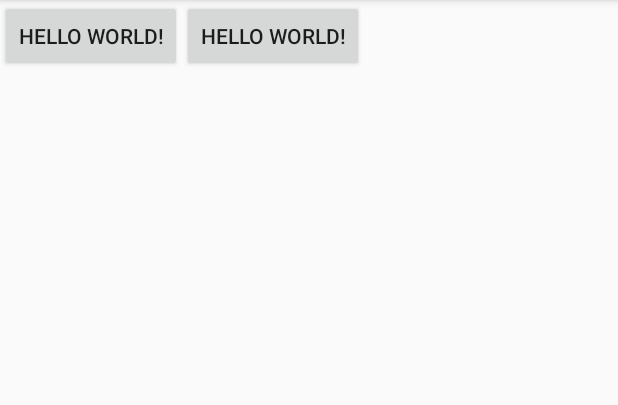
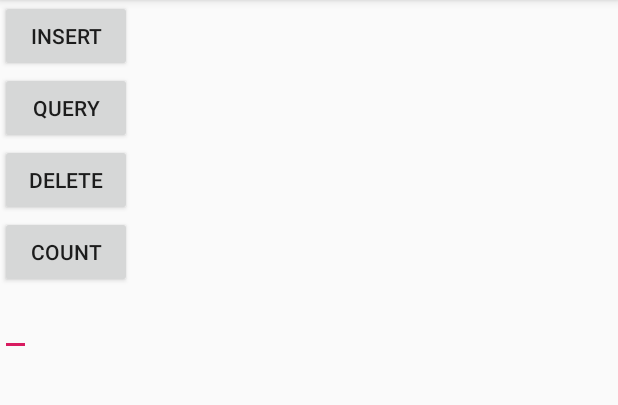
Before and after one commit to chenrongfa/sqltest, an Android app: the screen it shows after launch (MainActivity), on a phone screen of 412 x 824 dp, the part 84-489 px from its top. Run offline under Robolectric (Android 15) with nearby library versions, the phone set to English and light mode, and no system bars; libraries missing offline, so code that uses them is left out: com.facebook.stetho, io.objectbox, io.objectbox.android, io.objectbox.reactive; 2 statements that could not run were skipped.

Commit message:
数据库选型

```diff
--- a/app/src/main/res/layout/activity_main.xml
+++ b/app/src/main/res/layout/activity_main.xml
@@ -3,6 +3,7 @@
     xmlns:app="http://schemas.android.com/apk/res-auto"
     xmlns:tools="http://schemas.android.com/tools"
     android:layout_width="match_parent"
+    android:orientation="vertical"
     android:layout_height="match_parent"
     tools:context=".MainActivity">
 
@@ -10,7 +11,7 @@
         android:onClick="add"
         android:layout_width="wrap_content"
         android:layout_height="wrap_content"
-        android:text="Hello World!"
+        android:text="insert"
         app:layout_constraintBottom_toBottomOf="parent"
         app:layout_constraintLeft_toLeftOf="parent"
         app:layout_constraintRight_toRightOf="parent"
@@ -19,10 +20,32 @@
         android:onClick="list"
         android:layout_width="wrap_content"
         android:layout_height="wrap_content"
-        android:text="Hello World!"
+        android:text="query"
         app:layout_constraintBottom_toBottomOf="parent"
         app:layout_constraintLeft_toLeftOf="parent"
         app:layout_constraintRight_toRightOf="parent"
         app:layout_constraintTop_toTopOf="parent" />
+    <Button
+        android:onClick="delete"
+        android:layout_width="wrap_content"
+        android:layout_height="wrap_content"
+        android:text="delete"
+        app:layout_constraintBottom_toBottomOf="parent"
+        app:layout_constraintLeft_toLeftOf="parent"
+        app:layout_constraintRight_toRightOf="parent"
+        app:layout_constraintTop_toTopOf="parent" />
+    <Button
+        android:onClick="count"
+        android:layout_width="wrap_content"
+        android:layout_height="wrap_content"
+        android:text="count"
+        app:layout_constraintBottom_toBottomOf="parent"
+        app:layout_constraintLeft_toLeftOf="parent"
+        app:layout_constraintRight_toRightOf="parent"
+        app:layout_constraintTop_toTopOf="parent" />
+    <EditText
+        android:id="@+id/et_num"
+        android:layout_width="wrap_content"
+        android:layout_height="wrap_content" />
 
 </LinearLayout>
```
Also changed, not shown: app/build.gradle (+8 -2 lines), app/src/main/java/test/icod/com/sqltest/App.java (+9 -0 lines), app/src/main/java/test/icod/com/sqltest/MainActivity.java (+106 -9 lines), app/src/main/java/test/icod/com/sqltest/ObjectBox.java (+3 -2 lines), build.gradle (+9 -2 lines), 2 other files.
